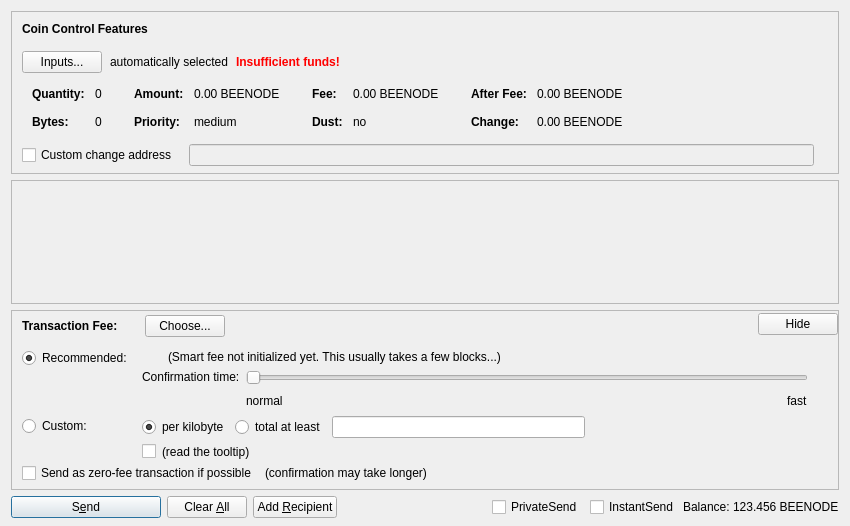
bee-group/beenode, file src/qt/forms/sendcoinsdialog.ui: the form before one commit.
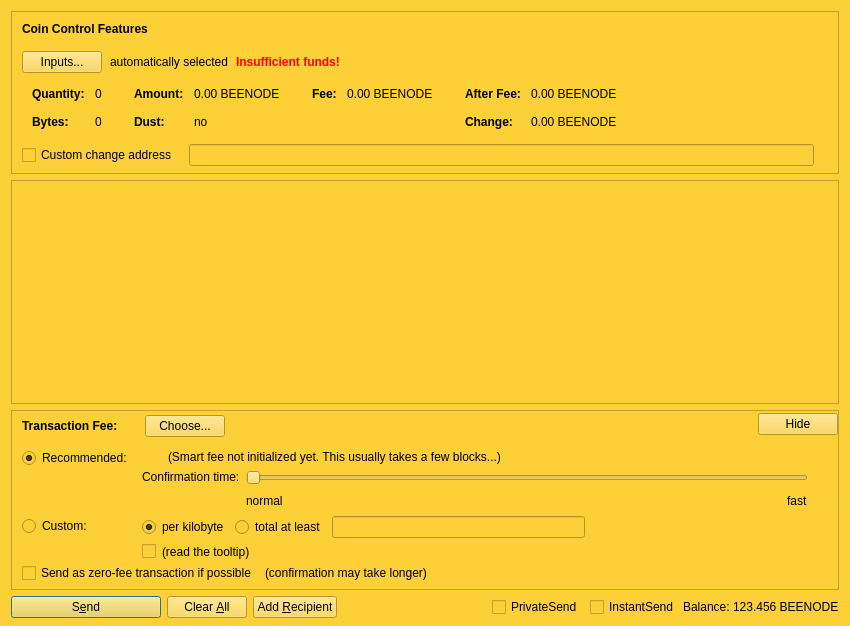
The form after the commit. Custom widgets are drawn as their Qt base class.

Diff of the .ui file:
```diff
--- a/src/qt/forms/sendcoinsdialog.ui
+++ b/src/qt/forms/sendcoinsdialog.ui
@@ -7,12 +7,15 @@
     <x>0</x>
     <y>0</y>
     <width>850</width>
-    <height>526</height>
+    <height>626</height>
    </rect>
   </property>
   <property name="windowTitle">
    <string>Send Coins</string>
   </property>
+  <property name="styleSheet">
+   <string notr="true">background-color: rgb(253, 208, 55);</string>
+  </property>
   <layout class="QVBoxLayout" name="verticalLayout" stretch="0,1,0,0">
    <property name="bottomMargin">
     <number>8</number>
@@ -332,7 +335,7 @@
                 </widget>
                </item>
                <item row="1" column="0">
-                <widget class="QLabel" name="labelCoinControlPriorityText">
+                <widget class="QLabel" name="labelCoinControlLowOutputText">
                  <property name="font">
                   <font>
                    <weight>75</weight>
@@ -340,12 +343,12 @@
                   </font>
                  </property>
                  <property name="text">
-                  <string>Priority:</string>
+                  <string>Dust:</string>
                  </property>
                 </widget>
                </item>
                <item row="1" column="1">
-                <widget class="QLabel" name="labelCoinControlPriority">
+                <widget class="QLabel" name="labelCoinControlLowOutput">
                  <property name="cursor">
                   <cursorShape>IBeamCursor</cursorShape>
                  </property>
@@ -353,7 +356,7 @@
                   <enum>Qt::ActionsContextMenu</enum>
                  </property>
                  <property name="text">
-                  <string>medium</string>
+                  <string notr="true">no</string>
                  </property>
                  <property name="textInteractionFlags">
                   <set>Qt::LinksAccessibleByMouse|Qt::TextSelectableByKeyboard|Qt::TextSelectableByMouse</set>
@@ -411,35 +414,6 @@
                  </property>
                 </widget>
                </item>
-               <item row="1" column="0">
-                <widget class="QLabel" name="labelCoinControlLowOutputText">
-                 <property name="font">
-                  <font>
-                   <weight>75</weight>
-                   <bold>true</bold>
-                  </font>
-                 </property>
-                 <property name="text">
-                  <string>Dust:</string>
-                 </property>
-                </widget>
-               </item>
-               <item row="1" column="1">
-                <widget class="QLabel" name="labelCoinControlLowOutput">
-                 <property name="cursor">
-                  <cursorShape>IBeamCursor</cursorShape>
-                 </property>
-                 <property name="contextMenuPolicy">
-                  <enum>Qt::ActionsContextMenu</enum>
-                 </property>
-                 <property name="text">
-                  <string>no</string>
-                 </property>
-                 <property name="textInteractionFlags">
-                  <set>Qt::LinksAccessibleByMouse|Qt::TextSelectableByKeyboard|Qt::TextSelectableByMouse</set>
-                 </property>
-                </widget>
-               </item>
               </layout>
              </item>
              <item>
@@ -616,8 +590,8 @@
        <rect>
         <x>0</x>
         <y>0</y>
-        <width>830</width>
-        <height>69</height>
+        <width>826</width>
+        <height>83</height>
        </rect>
       </property>
       <layout class="QVBoxLayout" name="verticalLayout_2" stretch="0,1">
```
Left out of the diff: 2 changed lines with no effect on the pictures.
